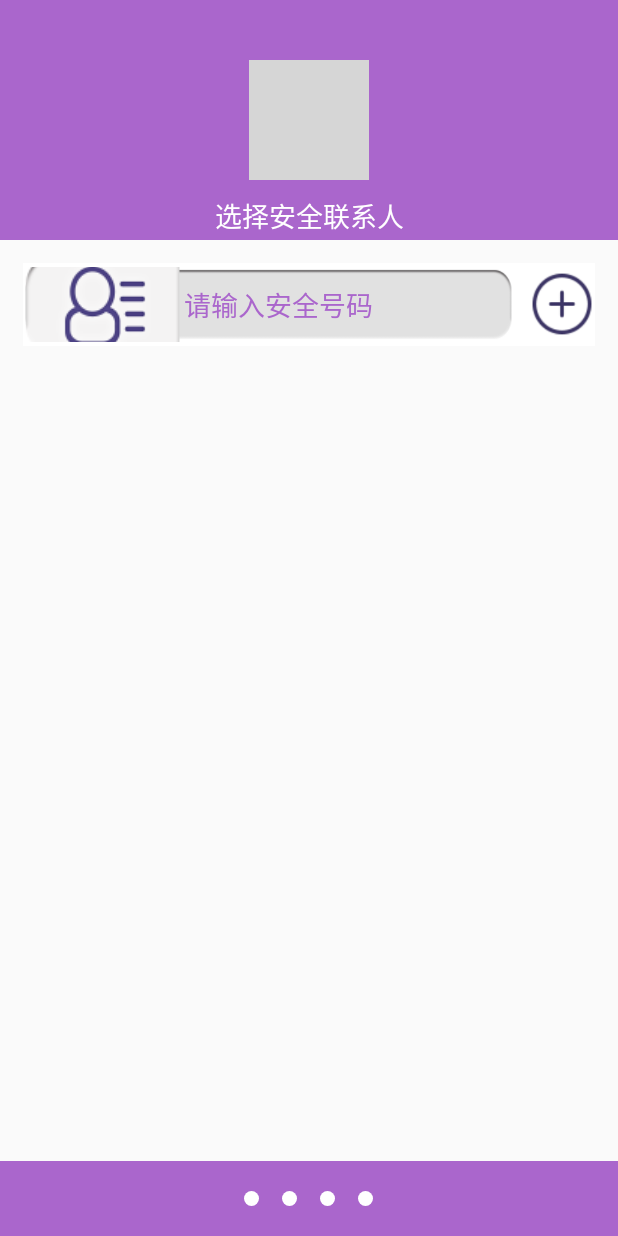
After one commit to liruiAXE/MobileSafer361, an Android app: the layout activity_setup3.xml on its own in the app's theme, with its tools: preview values and no code run, on a phone screen of 412 x 824 dp. The commit adds this screen. Run offline under Robolectric (Android 15) with nearby library versions, the phone set to English and light mode, and no system bars; grey boxes are pictures that could not be loaded.

Commit message:
设置向导界面2布局完成

```diff
--- a/app/src/main/res/layout/activity_setup2.xml
+++ b/app/src/main/res/layout/activity_setup2.xml
@@ -17,7 +17,7 @@
             android:background="@color/purple">
 
             <ImageView
-                android:id="@+id/simBindSetup1ImageView"
+                android:id="@+id/simBindSetup2ImageView"
                 android:layout_width="80dp"
                 android:layout_height="80dp"
                 android:layout_centerInParent="true"
@@ -26,7 +26,7 @@
             <TextView
                 android:layout_width="match_parent"
                 android:layout_height="wrap_content"
-                android:layout_below="@id/simBindSetup1ImageView"
+                android:layout_below="@id/simBindSetup2ImageView"
                 android:layout_centerHorizontal="true"
                 android:layout_centerVertical="true"
                 android:layout_marginTop="10dp"
--- /dev/null
+++ b/app/src/main/res/layout/activity_setup3.xml
@@ -0,0 +1,79 @@
+<?xml version="1.0" encoding="utf-8"?>
+<LinearLayout
+    xmlns:android="http://schemas.android.com/apk/res/android"
+    android:layout_width="match_parent"
+    android:layout_height="match_parent"
+    android:orientation="vertical">
+
+    <LinearLayout
+        android:layout_width="match_parent"
+        android:layout_height="match_parent"
+        android:layout_weight="100"
+        android:orientation="vertical">
+
+        <RelativeLayout
+            android:layout_width="match_parent"
+            android:layout_height="160dp"
+            android:background="@color/purple">
+
+            <ImageView
+                android:id="@+id/setSafePhoneSetup3ImageView"
+                android:layout_width="80dp"
+                android:layout_height="80dp"
+                android:layout_centerInParent="true"
+                android:src="@drawable/set_safephone_icon"/>
+
+            <TextView
+                android:layout_width="match_parent"
+                android:layout_height="wrap_content"
+                android:layout_below="@id/setSafePhoneSetup3ImageView"
+                android:layout_centerHorizontal="true"
+                android:layout_centerVertical="true"
+                android:layout_marginTop="10dp"
+                android:gravity="center"
+                android:text="选择安全联系人"
+                android:textColor="@android:color/white"
+                android:textSize="18sp"/>
+        </RelativeLayout>
+
+        <LinearLayout
+            android:layout_width="match_parent"
+            android:layout_height="55dp"
+            android:layout_margin="15dp"
+            android:background="@android:color/white"
+            android:gravity="center_vertical"
+            android:orientation="horizontal">
+
+            <EditText
+                android:id="@+id/inputPhoneEditText"
+                android:layout_width="match_parent"
+                android:layout_height="50dp"
+                android:layout_weight="5"
+                android:background="@drawable/coner_white_rec"
+                android:drawableLeft="@drawable/contact_et_left_icon"
+                android:hint="请输入安全号码"
+
+                android:inputType="phone"
+                android:textColorHint="@color/purple"/>
+
+            <Button
+                android:id="@+id/addContactButton"
+                android:layout_width="55dp"
+                android:layout_height="45dp"
+                android:layout_marginLeft="10dp"
+                android:layout_weight="1"
+                android:background="@drawable/add"/>
+        </LinearLayout>
+    </LinearLayout>
+
+    <LinearLayout
+        android:layout_width="match_parent"
+        android:layout_height="55dp"
+        android:layout_weight="10"
+        android:background="@color/purple"
+        android:gravity="center"
+        android:orientation="horizontal">
+
+        <include layout="@layout/setup_radiogroup"/>
+    </LinearLayout>
+</LinearLayout>
```
Also changed, not shown: app/src/main/res/drawable/add.png (added), app/src/main/res/drawable/coner_white_rec.png (added), app/src/main/res/drawable/contact_et_left_icon.png (added), app/src/main/res/drawable/set_safephone_icon.9.png (added).
